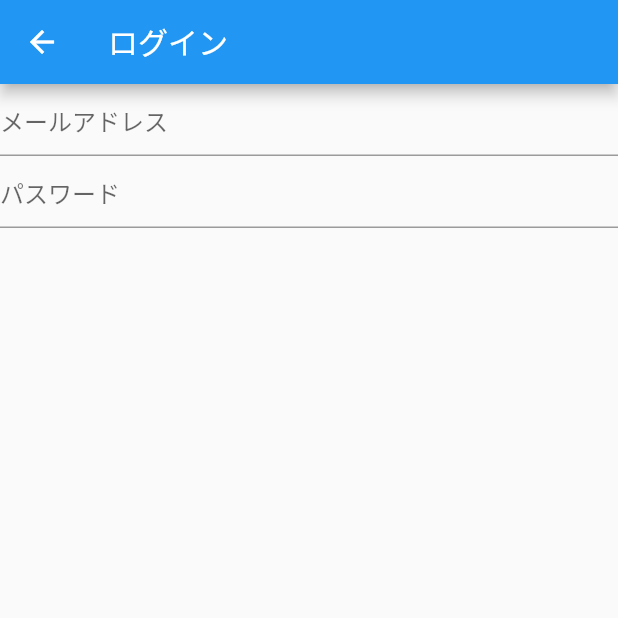
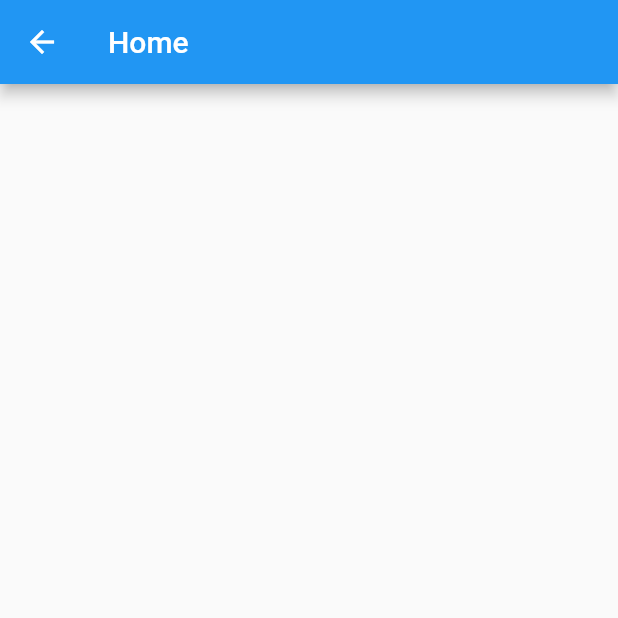
Before and after one commit to Haru-Kobayashi073/matching-App-frontend, a Flutter app: the screen it shows after launch, after a tap on "ログイン", on a phone screen of 412 x 824 dp, the top half of it. Run offline on Flutter 3.47's test engine with Material 2 defaults, Android fonts, the light colour scheme and no system bars; our stand-ins replace firebase_core, flutter_riverpod; accounts and stored records are empty.

Commit message:
設計変更、WebからiOS

```diff
--- a/lib/constants/routes.dart
+++ b/lib/constants/routes.dart
@@ -1,5 +1,6 @@
 import 'package:flutter/material.dart';
 import 'package:matching_app/views/login_page.dart';
+import 'package:matching_app/views/main/home_screen_page.dart';
 import 'package:matching_app/views/signup_page.dart';
 
 void toSignupPage({required BuildContext context}) => Navigator.push(
@@ -7,3 +8,6 @@ void toSignupPage({required BuildContext context}) => Navigator.push(
 
 void toLoginPage({required BuildContext context}) => Navigator.push(
     context, MaterialPageRoute(builder: (context) =>LoginPage()));
+
+void toHomeScreenPage({required BuildContext context}) => Navigator.push(
+    context, MaterialPageRoute(builder: (context) =>HomeScreenPage()));
--- /dev/null
+++ b/lib/details/rounded_button.dart
@@ -0,0 +1,46 @@
+//flutter
+import 'package:flutter/material.dart';
+
+class RoundedButton extends StatelessWidget {
+  const RoundedButton({
+    Key? key,
+    required this.onPressed,
+    required this.widthRate,
+    required this.color,
+    required this.text,
+  }) : super(key: key);
+
+  final void Function()? onPressed;
+  final double widthRate;
+  final Color color;
+  final String text;
+
+  // 0 < widthRate < 1.0
+
+  @override
+  Widget build(BuildContext context) {
+    final maxWidth = MediaQuery.of(context).size.width;
+
+    return Container(
+        width: maxWidth * widthRate,
+        child: ElevatedButton(
+          onPressed: onPressed,
+          child: Padding(
+            padding: EdgeInsets.symmetric(
+              vertical: 8.0,
+              horizontal: 16.0,
+            ),
+            child: Text(
+              text,
+              style: TextStyle(fontSize: 16),
+            ),
+          ),
+          style: ElevatedButton.styleFrom(
+            backgroundColor: color,
+            shape: RoundedRectangleBorder(
+              borderRadius: BorderRadius.circular(16),
+            ),
+          ),
+        ));
+  }
+}
--- a/lib/main.dart
+++ b/lib/main.dart
@@ -1,7 +1,9 @@
 import 'package:firebase_core/firebase_core.dart';
 import 'package:flutter/material.dart';
 import 'package:matching_app/constants/routes.dart' as routes;
+import 'package:matching_app/details/rounded_button.dart';
 import 'package:matching_app/firebase_options.dart';
+import 'package:matching_app/views/login_page.dart';
 
 void main() async{
   WidgetsFlutterBinding.ensureInitialized();
@@ -22,42 +24,7 @@ class MyApp extends StatelessWidget {
       theme: ThemeData(
         primarySwatch: Colors.blue,
       ),
-      home: const MyHomePage(title: 'Matching for Your Hobby'),
+      home: const LoginPage(),
     );
   }
 }
-
-class MyHomePage extends StatefulWidget {
-  const MyHomePage({super.key, required this.title});
-
-  final String title;
-
-  @override
-  State<MyHomePage> createState() => _MyHomePageState();
-}
-
-class _MyHomePageState extends State<MyHomePage> {
-  @override
-  Widget build(BuildContext context) {
-    return Scaffold(
-      appBar: AppBar(
-        title: Text(widget.title),
-        actions: [
-          TextButton(
-              onPressed: () => routes.toSignupPage(context: context),
-              child: Text(
-                '新規登録',
-                style: TextStyle(color: Colors.white),
-              )),
-          TextButton(
-              onPressed: () => routes.toLoginPage(context: context),
-              child: Text(
-                'ログイン',
-                style: TextStyle(color: Colors.white),
-              )),
-        ],
-      ),
-      body: Center(),
-    );
-  }
-}
--- a/lib/models/login_model.dart
+++ b/lib/models/login_model.dart
@@ -0,0 +1,2 @@
+//flutter
+import 'package:flutter/material.dart';
--- a/lib/models/signup_model.dart
+++ b/lib/models/signup_model.dart
@@ -0,0 +1,2 @@
+//flutter
+import 'package:flutter/material.dart';
--- a/lib/views/login_page.dart
+++ b/lib/views/login_page.dart
@@ -1,5 +1,8 @@
 //flutter
 import 'package:flutter/material.dart';
+import 'package:matching_app/details/rounded_button.dart';
+import 'package:matching_app/details/rounded_text_field.dart';
+import 'package:matching_app/constants/routes.dart' as routes;
 
 class LoginPage extends StatefulWidget {
   const LoginPage({super.key});
@@ -9,20 +12,43 @@ class LoginPage extends StatefulWidget {
 }
 
 class _LoginPageState extends State<LoginPage> {
+  TextEditingController nameController = TextEditingController();
+  TextEditingController userIdController = TextEditingController();
+  TextEditingController selfIntroductionController = TextEditingController();
+  TextEditingController emailController = TextEditingController();
+  TextEditingController passController = TextEditingController();
+
   @override
   Widget build(BuildContext context) {
     return Scaffold(
       appBar: AppBar(
-        title: Text('ログイン'),
+        title: Text('Matching for your hobby'),
       ),
       body: Column(
+        mainAxisAlignment: MainAxisAlignment.center,
         children: [
-          TextFormField(
-            decoration: InputDecoration(hintText: 'メールアドレス'),
-          ),
-          TextFormField(
-            decoration: InputDecoration(hintText: 'パスワード'),
-          )
+          RoundedTextField(
+              keybordType: TextInputType.name,
+              controller: emailController,
+              color: Colors.white,
+              borderColor: Colors.white,
+              hintText: 'メールアドレス'),
+          RoundedTextField(
+              keybordType: TextInputType.name,
+              controller: passController,
+              color: Colors.white,
+              borderColor: Colors.white,
+              hintText: 'パスワード'),
+          RoundedButton(
+              onPressed: () {
+                routes.toHomeScreenPage(context: context);
+              },
+              widthRate: 0.4,
+              color: Colors.blue,
+              text: 'ログイン'),
+          TextButton(
+              onPressed: () => routes.toSignupPage(context: context),
+              child: Text('アカウントをお持ちでない方')),
         ],
       ),
     );
--- /dev/null
+++ b/lib/views/main/home_screen_page.dart
@@ -0,0 +1,17 @@
+import 'package:flutter/material.dart';
+
+class HomeScreenPage extends StatelessWidget {
+  const HomeScreenPage({super.key});
+
+  @override
+  Widget build(BuildContext context) {
+    return Scaffold(
+      appBar: AppBar(
+        title: Text('Home'),
+      ),
+      body: Container(
+
+      ),
+    );
+  }
+}
```
Also changed, not shown: lib/details/rounded_password_field.dart (added, +50 -0 lines), lib/models/main_model.dart (added, +10 -0 lines), lib/views/signup_page.dart (+9 -0 lines), pubspec.yaml (+8 -0 lines), pubspec.lock, 3 other files.
